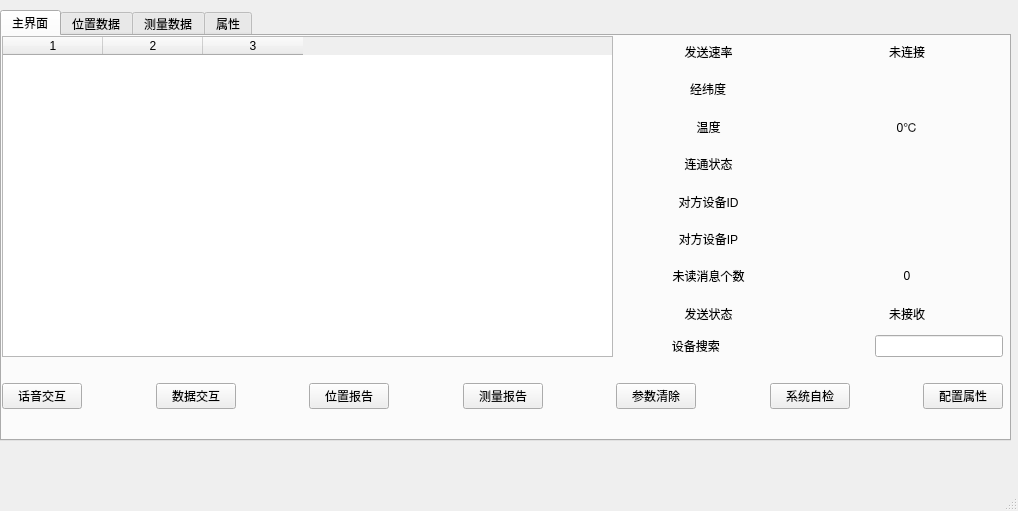
Before: the Qt Designer form UI/mainWindow.ui in 413180794/EPLRS_station, drawn with Qt 5.
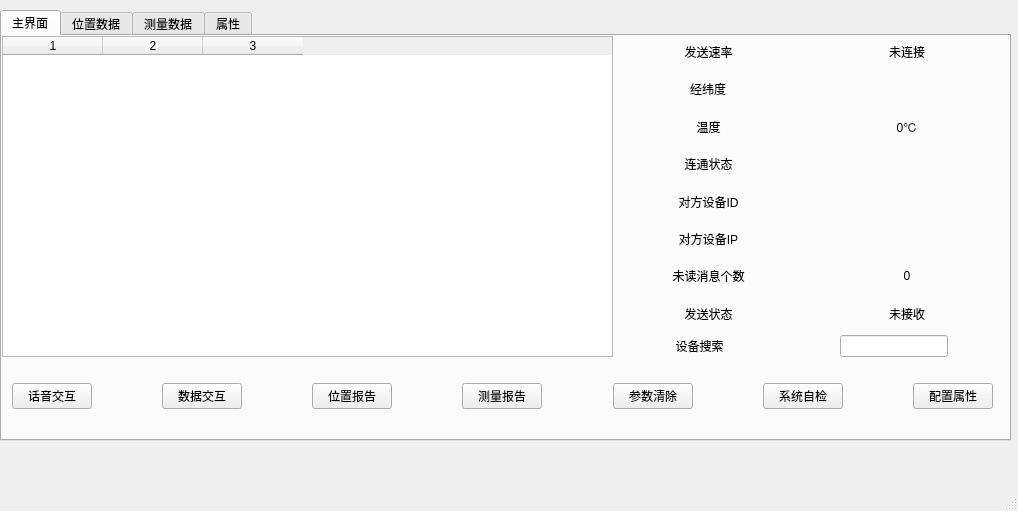
After: the same form once the commit is applied. The open tabs and pages were chosen to show the change.

Commit message: 修改大小

Patch:
```diff
--- a/UI/mainWindow.ui
+++ b/UI/mainWindow.ui
@@ -240,7 +240,7 @@
          <item>
           <widget class="QLabel" name="_search_device_label">
            <property name="text">
-            <string>                  设备搜索      </string>
+            <string>                   设备搜索      </string>
            </property>
            <property name="alignment">
             <set>Qt::AlignCenter</set>
@@ -254,7 +254,7 @@
            </property>
            <property name="sizeHint" stdset="0">
             <size>
-             <width>40</width>
+             <width>90</width>
              <height>20</height>
             </size>
            </property>
@@ -270,6 +270,19 @@
            </property>
           </widget>
          </item>
+         <item>
+          <spacer name="horizontalSpacer_8">
+           <property name="orientation">
+            <enum>Qt::Horizontal</enum>
+           </property>
+           <property name="sizeHint" stdset="0">
+            <size>
+             <width>40</width>
+             <height>20</height>
+            </size>
+           </property>
+          </spacer>
+         </item>
         </layout>
        </item>
       </layout>
@@ -318,6 +331,22 @@
        </rect>
       </property>
       <layout class="QHBoxLayout" name="horizontalLayout">
+       <item>
+        <spacer name="horizontalSpacer_9">
+         <property name="orientation">
+          <enum>Qt::Horizontal</enum>
+         </property>
+         <property name="sizeType">
+          <enum>QSizePolicy::Fixed</enum>
+         </property>
+         <property name="sizeHint" stdset="0">
+          <size>
+           <width>10</width>
+           <height>20</height>
+          </size>
+         </property>
+        </spacer>
+       </item>
        <item>
         <widget class="QPushButton" name="start_voice_button">
          <property name="text">
@@ -445,6 +474,22 @@
          </property>
         </widget>
        </item>
+       <item>
+        <spacer name="horizontalSpacer_10">
+         <property name="orientation">
+          <enum>Qt::Horizontal</enum>
+         </property>
+         <property name="sizeType">
+          <enum>QSizePolicy::Fixed</enum>
+         </property>
+         <property name="sizeHint" stdset="0">
+          <size>
+           <width>10</width>
+           <height>20</height>
+          </size>
+         </property>
+        </spacer>
+       </item>
       </layout>
      </widget>
     </widget>
```
Left out of the diff: 2 changed lines with no effect on the pictures. The commit also changes 1 other file.
